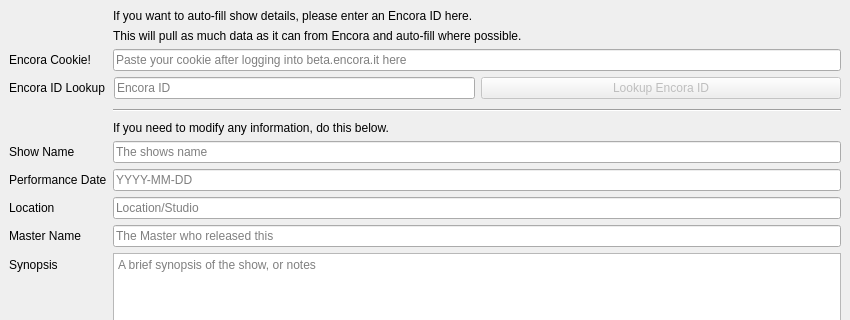
This is mainwindow.ui in pekempy/NFOBuilder as Qt 5 draws it before an edit; both pictures show x 0 to 850 and y 0 to 320 of the 850 by 899 pixel window. The edited form follows.
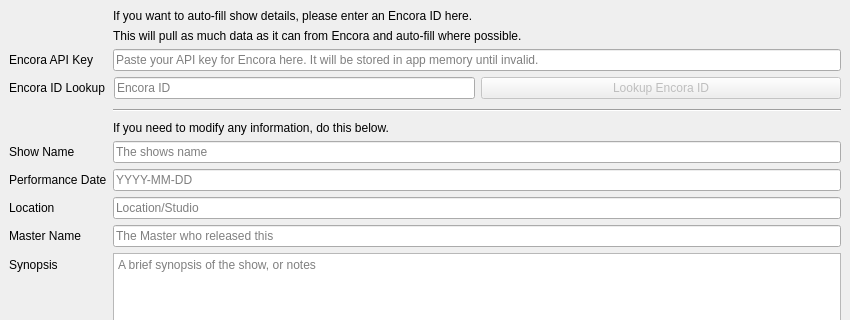
This is the edited form. Icons and pictures are not drawn.

The edit to the form file:
```diff
--- a/mainwindow.ui
+++ b/mainwindow.ui
@@ -48,14 +48,14 @@
     <item row="2" column="0">
      <widget class="QLabel" name="encoraCookieLabel">
       <property name="text">
-       <string>Encora Cookie!</string>
+       <string>Encora API Key</string>
       </property>
      </widget>
     </item>
     <item row="2" column="1">
      <widget class="QLineEdit" name="encoraCookie">
       <property name="placeholderText">
-       <string>Paste your cookie after logging into beta.encora.it here</string>
+       <string>Paste your API key for Encora here. It will be stored in app memory until invalid.</string>
       </property>
      </widget>
     </item>
```
Left out of the diff: 10 changed lines with no effect on the pictures.
